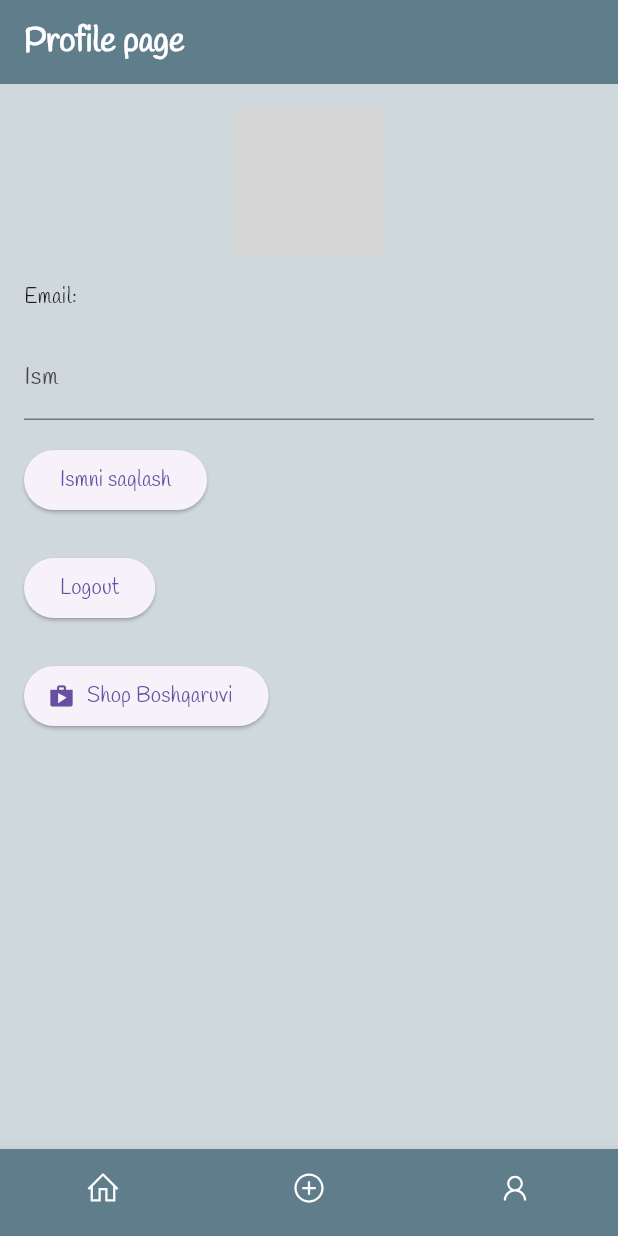
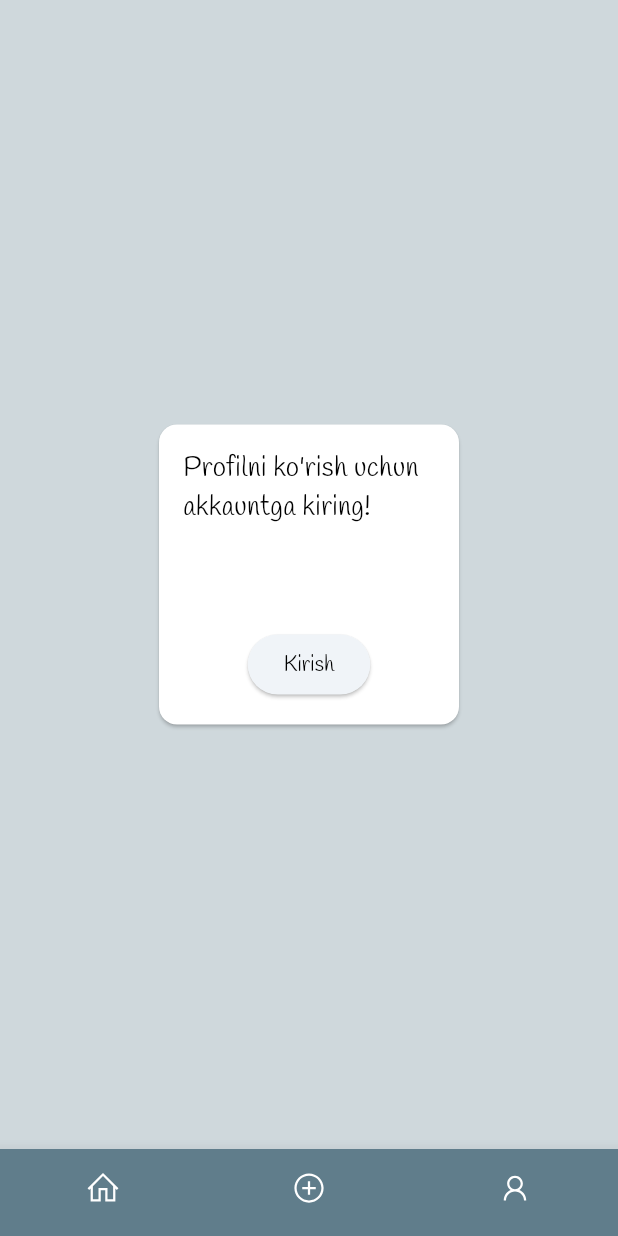
Before and after one commit to JavohirbekSafarov/boshqa_dunyo_ostonasi, a Flutter app: the ProfilePage screen opened by its route, on a phone screen of 412 x 824 dp. Run offline on Flutter 3.47's test engine with Material 3 defaults, Android fonts, the phone set to English and light mode, and no system bars; our stand-ins replace bloc, cached_network_image, cloud_firestore, equatable, firebase_auth, firebase_core and 6 more; accounts and stored records are empty; network calls fail; grey boxes are pictures that could not be loaded.

Commit message:
Initial commit

```diff
--- a/lib/core/constants/app_strings.dart
+++ b/lib/core/constants/app_strings.dart
@@ -13,4 +13,10 @@ class AppStrings {
   static const String PROFILE = 'Profile';
   static const String SHOP = 'Shop';
 
+  static const String SHOP_PAGE_TITLE = 'Do\'kon';
+  static const String HOME_PAGE_TITLE = 'Asosiy';
+  static const String UPLOAD_PAGE_TITLE = 'Yuklash';
+  static const String PROFILE_PAGE_TITLE = 'Profil';
+  static const String LOGIN_PAGE_TITLE = 'Login';
+
 }
--- a/lib/core/router/app_router.dart
+++ b/lib/core/router/app_router.dart
@@ -21,7 +21,7 @@ final GoRouter appRouter = GoRouter(
   initialLocation: AppRoutes.HomePage,
   redirect: (context, state) {
     final user = _auth.currentUser;
-    final goingToLogin = state.matchedLocation == AppRoutes.LoginPage;
+    final goingToLogin = state.matchedLocation == AppRoutes.HomePage;
     if (user == null && !goingToLogin) {
       return AppRoutes.LoginPage;
     }
--- a/lib/features/auth/presentation/pages/login_page.dart
+++ b/lib/features/auth/presentation/pages/login_page.dart
@@ -1,3 +1,4 @@
+import 'package:boshqa_dunyo_ostonasi/core/constants/app_strings.dart';
 import 'package:flutter/material.dart';
 import 'package:flutter_bloc/flutter_bloc.dart';
 import 'package:go_router/go_router.dart';
@@ -39,7 +40,7 @@ class LoginPage extends StatelessWidget {
       builder: (context, state) {
         return Scaffold(
           appBar: AppBar(
-            title: Text('Login', style: TextStyle(color: Colors.white, fontWeight: FontWeight.bold)),
+            title: Text(AppStrings.LOGIN_PAGE_TITLE, style: TextStyle(color: Colors.white, fontWeight: FontWeight.bold)),
             backgroundColor: Colors.blueGrey,
           ),
           body: Padding(
--- a/lib/features/home/presentation/widgets/feed_item_tile.dart
+++ b/lib/features/home/presentation/widgets/feed_item_tile.dart
@@ -72,19 +72,22 @@ class FeedItemTile extends StatelessWidget {
               context: context,
               builder: (context) {
                 return AlertDialog(
-                  title: Text('Yoqtirish uchun akkauntga kiring!'),
+                  title: Padding(
+                    padding: const EdgeInsets.all(8.0),
+                    child: Text('Yoqtirish uchun akkauntga kiring!', style: TextStyle(fontSize: 18),),
+                  ),
                   actions: [
                     ElevatedButton(
                       onPressed: () {
                         context.go(AppRoutes.LoginPage);
                       },
-                      child: Text('Kirish'),
+                      child: Text('Kirish', style: TextStyle(color: Colors.black),),
                     ),
                     ElevatedButton(
                       onPressed: () {
                         context.pop();
                       },
-                      child: Text('Ok'),
+                      child: Text('Ok', style: TextStyle(color: Colors.black),),
                     ),
                   ],
                 );
--- a/lib/features/profile/presentation/pages/profile_page.dart
+++ b/lib/features/profile/presentation/pages/profile_page.dart
@@ -1,8 +1,12 @@
 import 'package:boshqa_dunyo_ostonasi/core/constants/app_routes.dart';
+import 'package:boshqa_dunyo_ostonasi/core/constants/app_strings.dart';
 import 'package:boshqa_dunyo_ostonasi/features/profile/presentation/bloc/bloc/profile_bloc.dart';
 import 'package:flutter/material.dart';
 import 'package:flutter_bloc/flutter_bloc.dart';
 import 'package:go_router/go_router.dart';
+import 'package:line_icons/line_icons.dart';
+
+import '../../../auth/presentation/bloc/auth_bloc.dart';
 
 class ProfilePage extends StatefulWidget {
   const ProfilePage({super.key});
@@ -22,11 +26,25 @@ class _ProfilePageState extends State<ProfilePage> {
 
   @override
   Widget build(BuildContext context) {
+    return BlocBuilder<AuthBloc, AuthState>(
+      builder: (context, state) {
+        if (state is Authenticated) {
           return Scaffold(
             backgroundColor: Colors.blueGrey[100],
             appBar: AppBar(
-        title: Text('Profile page', style: TextStyle(color: Colors.white, fontWeight: FontWeight.bold)),
+              title: Text(
+                AppStrings.PROFILE_PAGE_TITLE,
+                style: TextStyle(color: Colors.white, fontWeight: FontWeight.bold),
+              ),
               backgroundColor: Colors.blueGrey,
+              actions: [
+                IconButton(
+                  icon: Icon(LineIcons.doorOpen, color: Colors.white),
+                  onPressed: () {
+                    context.read<ProfileBloc>().add(LogoutRequested());
+                  },
+                ),
+              ],
             ),
             body: BlocConsumer<ProfileBloc, ProfileState>(
               listener: (context, state) {
@@ -50,7 +68,9 @@ class _ProfilePageState extends State<ProfilePage> {
                     child: Column(
                       crossAxisAlignment: CrossAxisAlignment.start,
                       children: [
-                  Center(child: CircleAvatar(radius: 50, backgroundImage: NetworkImage(state.user.photoURL ?? ''))),
+                        Center(
+                          child: CircleAvatar(radius: 50, backgroundImage: NetworkImage(state.user.photoURL ?? '')),
+                        ),
                         const SizedBox(height: 16),
                         Text('Email: ${state.user.email ?? "Noma'lum"}'),
                         const SizedBox(height: 16),
@@ -66,16 +86,9 @@ class _ProfilePageState extends State<ProfilePage> {
                           child: const Text('Ismni saqlash'),
                         ),
                         const SizedBox(height: 24),
-                  ElevatedButton(
-                    onPressed: () {
-                      context.read<ProfileBloc>().add(LogoutRequested());
-                    },
-                    child: const Text('Logout'),
-                  ),
-                  const SizedBox(height: 24),
                         ElevatedButton.icon(
                           onPressed: () {
-                      context.go(AppRoutes.ShopPage);
+                            context.push(AppRoutes.ShopPage);
                           },
                           icon: const Icon(Icons.shop),
                           label: const Text('Shop Boshqaruvi'),
@@ -91,5 +104,36 @@ class _ProfilePageState extends State<ProfilePage> {
               },
             ),
           );
+        } else {
+          return Scaffold(
+            backgroundColor: Colors.blueGrey[100],
+            body: Center(
+              child: Card(
+                color: Colors.white,
+                child: Container(
+                  height: 200,
+                  width: 200,
+                  child: Padding(
+                    padding: const EdgeInsets.all(16.0),
+                    child: Column(
+                      children: [
+                        Expanded(child: Text('Profilni ko\'rish uchun akkauntga kiring!', style: TextStyle(color: Colors.black, fontSize: 18),)),
+
+                        ElevatedButton(
+                          onPressed: () {
+                            context.go(AppRoutes.LoginPage);
+                          },
+                          child: Text("Kirish", style: TextStyle(color: Colors.black),),
+                        ),
+                      ],
+                    ),
+                  ),
+                ),
+              ),
+            )
+          );
+        }
+      },
+    );
   }
 }
--- a/lib/features/shop/presentation/pages/shop_page.dart
+++ b/lib/features/shop/presentation/pages/shop_page.dart
@@ -1,11 +1,11 @@
 import 'package:boshqa_dunyo_ostonasi/core/constants/app_routes.dart';
+import 'package:boshqa_dunyo_ostonasi/core/constants/app_strings.dart';
 import 'package:boshqa_dunyo_ostonasi/features/shop/presentation/bloc/shop_bloc.dart';
 import 'package:flutter/material.dart';
 import 'package:flutter_bloc/flutter_bloc.dart';
 import 'package:go_router/go_router.dart';
 
 import '../../../auth/presentation/bloc/auth_bloc.dart';
-import '../../data/enties/book_model.dart';
 
 class ShopPage extends StatelessWidget {
   const ShopPage({super.key});
@@ -15,7 +15,8 @@ class ShopPage extends StatelessWidget {
     return Scaffold(
       backgroundColor: Colors.blueGrey[100],
       appBar: AppBar(
-        title: const Text('Shop', style: TextStyle(color: Colors.white),),
+        automaticallyImplyLeading: false,
+        title: const Text(AppStrings.SHOP_PAGE_TITLE, style: TextStyle(color: Colors.white, fontWeight: FontWeight.bold),),
         backgroundColor: Colors.blueGrey,
         actions: [
           BlocBuilder<AuthBloc, AuthState>(
--- a/lib/features/upload/presentation/pages/upload_page.dart
+++ b/lib/features/upload/presentation/pages/upload_page.dart
@@ -1,4 +1,5 @@
 import 'dart:io';
+import 'package:boshqa_dunyo_ostonasi/core/constants/app_strings.dart';
 import 'package:boshqa_dunyo_ostonasi/features/auth/presentation/bloc/auth_bloc.dart';
 import 'package:boshqa_dunyo_ostonasi/features/home/presentation/bloc/home_bloc.dart';
 import 'package:boshqa_dunyo_ostonasi/features/upload/presentation/bloc/bloc/upload_bloc.dart';
@@ -36,26 +37,17 @@ class _UploadPageState extends State<UploadPage> {
     final content = contentController.text.trim();
 
     if (isPoem && (title.isEmpty || content.isEmpty)) {
-      ScaffoldMessenger.of(
-        context,
-      ).showSnackBar(SnackBar(content: Text("She’r ma’lumotlari to‘liq emas")));
+      ScaffoldMessenger.of(context).showSnackBar(SnackBar(content: Text("She’r ma’lumotlari to‘liq emas")));
       return;
     }
 
     if (!isPoem && image == null) {
-      ScaffoldMessenger.of(
-        context,
-      ).showSnackBar(SnackBar(content: Text("Rasm tanlanmagan")));
+      ScaffoldMessenger.of(context).showSnackBar(SnackBar(content: Text("Rasm tanlanmagan")));
       return;
     }
 
     context.read<UploadBloc>().add(
-      UploadRequested(
-        isPoem: isPoem,
-        title: title,
-        content: content,
-        image: image != null ? File(image!.path) : null,
-      ),
+      UploadRequested(isPoem: isPoem, title: title, content: content, image: image != null ? File(image!.path) : null),
     );
   }
 
@@ -63,37 +55,33 @@ class _UploadPageState extends State<UploadPage> {
   Widget build(BuildContext context) {
     return Scaffold(
       backgroundColor: Colors.blueGrey[100],
-      appBar: AppBar(
+      appBar:
+          context.read<AuthBloc>().state is Authenticated
+              ? AppBar(
                 backgroundColor: Colors.blueGrey,
                 title: Text(
-          "Upload page",
+                  AppStrings.UPLOAD_PAGE_TITLE,
                   style: TextStyle(color: Colors.white, fontWeight: FontWeight.bold),
                 ),
                 actions: [
                   TextButton(
                     onPressed: () => setState(() => isPoem = !isPoem),
-            child: Text(
-              isPoem ? "Rasm yuklash" : "She’r yuklash",
-              style: TextStyle(color: Colors.white),
-            ),
+                    child: Text(isPoem ? "Rasm yuklash" : "She’r yuklash", style: TextStyle(color: Colors.white)),
                   ),
                 ],
-      ),
+              )
+              : null,
       body: BlocConsumer<UploadBloc, UploadState>(
         listener: (context, state) {
           if (state is UploadSuccess) {
-            ScaffoldMessenger.of(
-              context,
-            ).showSnackBar(SnackBar(content: Text("Muvaffaqiyatli yuklandi")));
+            ScaffoldMessenger.of(context).showSnackBar(SnackBar(content: Text("Muvaffaqiyatli yuklandi")));
             titleController.clear();
             contentController.clear();
             setState(() => image = null);
             context.go(AppRoutes.HomePage);
             context.read<HomeBloc>().add(RefreshFeed());
           } else if (state is UploadFailure) {
-            ScaffoldMessenger.of(context).showSnackBar(
-              SnackBar(content: Text("Xatolik: ${state.message}")),
-            );
+            ScaffoldMessenger.of(context).showSnackBar(SnackBar(content: Text("Xatolik: ${state.message}")));
           }
         },
         builder: (context, state) {
@@ -102,10 +90,7 @@ class _UploadPageState extends State<UploadPage> {
                 padding: const EdgeInsets.all(16.0),
                 child: ListView(
                   children: [
-                    TextField(
-                      controller: titleController,
-                      decoration: InputDecoration(labelText: "Sarlavha"),
-                    ),
+                    TextField(controller: titleController, decoration: InputDecoration(labelText: "Sarlavha")),
                     if (isPoem)
                       TextField(
                         controller: contentController,
@@ -131,10 +116,7 @@ class _UploadPageState extends State<UploadPage> {
                     const SizedBox(height: 16),
                     state is UploadLoading
                         ? Center(child: CircularProgressIndicator())
-                        : ElevatedButton(
-                          onPressed: _upload,
-                          child: Text("Yuklash"),
-                        ),
+                        : ElevatedButton(onPressed: _upload, child: Text("Yuklash")),
                   ],
                 ),
               )
@@ -148,15 +130,13 @@ class _UploadPageState extends State<UploadPage> {
                       padding: const EdgeInsets.all(16.0),
                       child: Column(
                         children: [
-                          Expanded(
-                            child: Text('Yuklash uchun akkauntga kiring!'),
-                          ),
+                          Expanded(child: Text('Yuklash uchun akkauntga kiring!', style: TextStyle(color: Colors.black, fontSize: 18),)),
 
                           ElevatedButton(
                             onPressed: () {
                               context.go(AppRoutes.LoginPage);
                             },
-                            child: Text("Kirish"),
+                            child: Text("Kirish", style: TextStyle(color: Colors.black),),
                           ),
                         ],
                       ),
--- a/lib/main.dart
+++ b/lib/main.dart
@@ -26,10 +26,10 @@ void main() async {
 
 class MyApp extends StatelessWidget {
   final FirebaseAuth _auth = FirebaseAuth.instance;
-  final FirebaseFirestore _firebaseFirestore = FirebaseFirestore.instance;
-  final FirebaseStorage _firebaseStorage = FirebaseStorage.instance;
-  final ShopRepository shopRepository = ShopRepositoryImpl(FirebaseFirestore.instance);
-  final FeedRepository repository = FeedRepositoryImpl(
+  late final FirebaseFirestore _firebaseFirestore = FirebaseFirestore.instance;
+  late final FirebaseStorage _firebaseStorage = FirebaseStorage.instance;
+  late final ShopRepository shopRepository = ShopRepositoryImpl(FirebaseFirestore.instance);
+  late final FeedRepository repository = FeedRepositoryImpl(
     firestore: FirebaseFirestore.instance,
   );
 
@@ -55,7 +55,7 @@ class MyApp extends StatelessWidget {
       child: MaterialApp.router(
         routerConfig: appRouter,
         debugShowCheckedModeBanner: false,
-        theme: ThemeData(fontFamily: 'Handlee'),
+        theme: ThemeData(fontFamily: 'Handlee', colorSchemeSeed: Colors.blueGrey),
       ),
     );
   }
```
Also changed, not shown: lib/features/home/data/repository_impl/feedrepository_impl.dart (+25 -35 lines), lib/features/home/presentation/bloc/home_bloc.dart (+7 -3 lines), lib/features/home/presentation/pages/home_page.dart (+4 -6 lines), lib/features/pic/presentation/pages/pic_detail_page.dart (+13 -19 lines), lib/features/poem/presentation/pages/poem_detail_page.dart (+4 -6 lines). Lines whose indentation alone changed are shown as unchanged.
